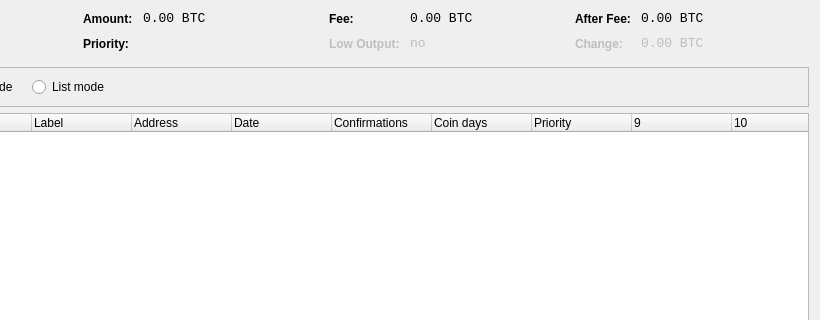
JoseBarrales/mlnc, file src/qt/forms/coincontroldialog.ui: the form before one commit; both pictures show x 180 to 1000 and y 0 to 320 of the 1000 by 500 pixel window.
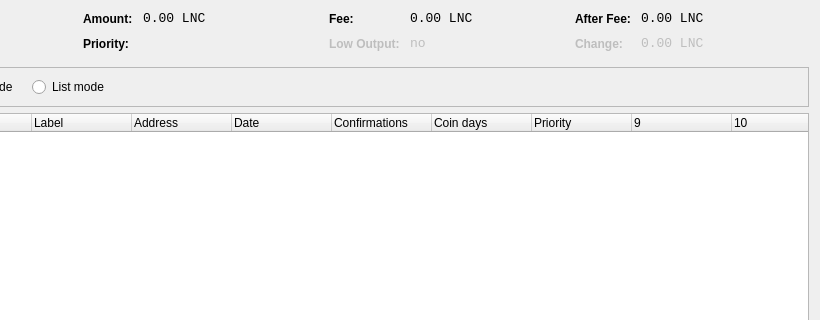
The form after the commit. Custom widgets are drawn as their Qt base class.

Diff of the .ui file:
```diff
--- a/src/qt/forms/coincontroldialog.ui
+++ b/src/qt/forms/coincontroldialog.ui
@@ -141,7 +141,7 @@
           <enum>Qt::ActionsContextMenu</enum>
          </property>
          <property name="text">
-          <string>0.00 BTC</string>
+          <string>0.00 LNC</string>
          </property>
          <property name="textInteractionFlags">
           <set>Qt::LinksAccessibleByMouse|Qt::TextSelectableByKeyboard|Qt::TextSelectableByMouse</set>
@@ -221,7 +221,7 @@
           <enum>Qt::ActionsContextMenu</enum>
          </property>
          <property name="text">
-          <string>0.00 BTC</string>
+          <string>0.00 LNC</string>
          </property>
          <property name="textInteractionFlags">
           <set>Qt::LinksAccessibleByMouse|Qt::TextSelectableByKeyboard|Qt::TextSelectableByMouse</set>
@@ -307,7 +307,7 @@
           <enum>Qt::ActionsContextMenu</enum>
          </property>
          <property name="text">
-          <string>0.00 BTC</string>
+          <string>0.00 LNC</string>
          </property>
          <property name="textInteractionFlags">
           <set>Qt::LinksAccessibleByMouse|Qt::TextSelectableByKeyboard|Qt::TextSelectableByMouse</set>
@@ -345,7 +345,7 @@
           <enum>Qt::ActionsContextMenu</enum>
          </property>
          <property name="text">
-          <string>0.00 BTC</string>
+          <string>0.00 LNC</string>
          </property>
          <property name="textInteractionFlags">
           <set>Qt::LinksAccessibleByMouse|Qt::TextSelectableByKeyboard|Qt::TextSelectableByMouse</set>
```
